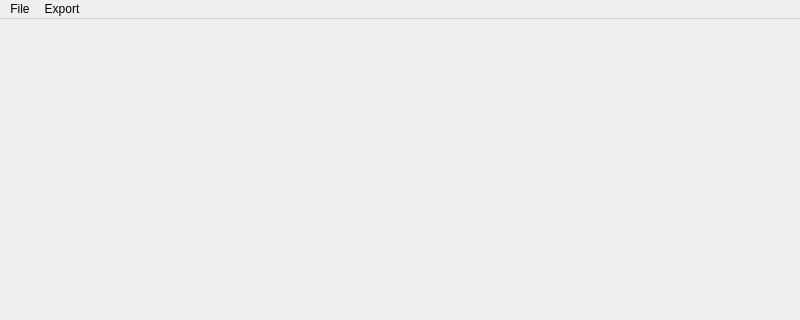
Old version of the form dyngraph/designer/mainwindow.ui in the repository jaj42/GraPhysio; both pictures show x 0 to 800 and y 0 to 320 of the 800 by 630 pixel window.
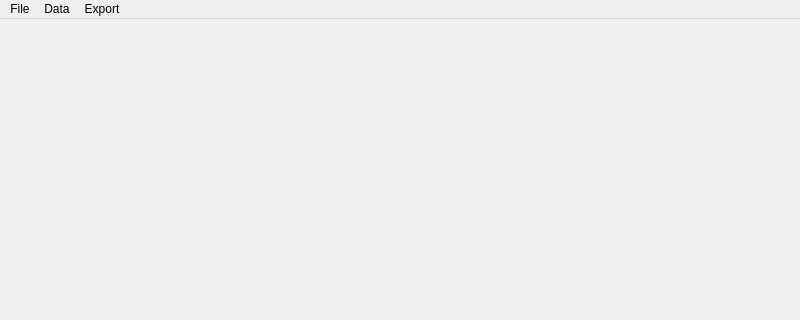
New version of the form.

Commit message: Add pressure / flow detection with dialog selection.

Diff of the .ui file:
```diff
--- a/dyngraph/designer/mainwindow.ui
+++ b/dyngraph/designer/mainwindow.ui
@@ -37,7 +37,7 @@
      <x>0</x>
      <y>0</y>
      <width>800</width>
-     <height>19</height>
+     <height>21</height>
     </rect>
    </property>
    <widget class="QMenu" name="menuFile">
@@ -50,7 +50,13 @@
      <string>Export</string>
     </property>
    </widget>
+   <widget class="QMenu" name="menuData">
+    <property name="title">
+     <string>Data</string>
+    </property>
+   </widget>
    <addaction name="menuFile"/>
+   <addaction name="menuData"/>
    <addaction name="menuExport"/>
   </widget>
   <action name="actNewplot">
```
The commit also changes 4 other files.
